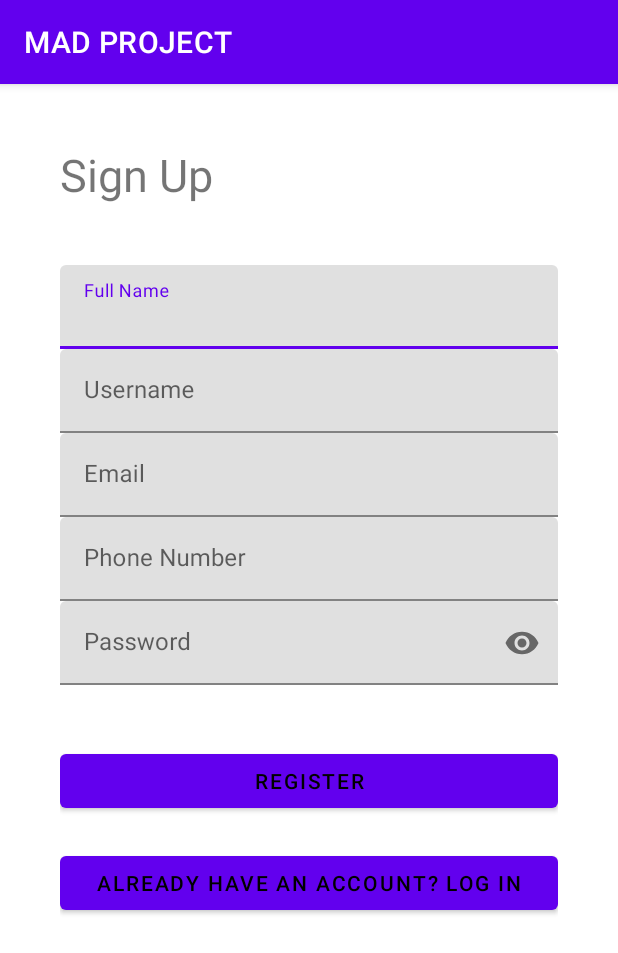
After one commit to mike-mwangi/MAD-Project, an Android app: the Sign_Up screen opened directly, with no data from a screen before it, on a phone screen of 412 x 824 dp. The commit adds this screen. Shown: the top 953 px of the screen. Run offline under Robolectric (Android 15) with nearby library versions, the phone set to English and light mode, and no system bars; our stand-ins replace Firebase (no records; nobody signed in at launch, a user with empty details on screens opened directly).

Commit message:
full register page

```diff
--- a/app/build.gradle
+++ b/app/build.gradle
@@ -1,5 +1,6 @@
 plugins {
     id 'com.android.application'
+    id 'com.google.gms.google-services'
 }
 
 android {
@@ -33,7 +34,10 @@ dependencies {
     implementation 'androidx.appcompat:appcompat:1.3.1'
     implementation 'com.google.android.material:material:1.4.0'
     implementation 'androidx.constraintlayout:constraintlayout:2.0.4'
+    implementation 'com.google.firebase:firebase-database:20.0.1'
+    implementation platform('com.google.firebase:firebase-bom:28.3.0')
     testImplementation 'junit:junit:4.+'
     androidTestImplementation 'androidx.test.ext:junit:1.1.3'
+    implementation 'com.google.android.material:material:1.4.0'
     androidTestImplementation 'androidx.test.espresso:espresso-core:3.4.0'
 }
--- a/app/src/main/AndroidManifest.xml
+++ b/app/src/main/AndroidManifest.xml
@@ -1,6 +1,8 @@
 <?xml version="1.0" encoding="utf-8"?>
 <manifest xmlns:android="http://schemas.android.com/apk/res/android"
     package="com.example.madproject">
+
+    <uses-permission android:name="android.permission.INTERNET"/>
 
     <application
         android:allowBackup="true"
@@ -9,6 +11,9 @@
         android:roundIcon="@mipmap/ic_launcher_round"
         android:supportsRtl="true"
         android:theme="@style/Theme.MADPROJECT">
+        <activity android:name=".Landing_Page"></activity>
+        <activity android:name=".Login" />
+        <activity android:name=".Sign_Up" />
         <activity android:name=".MainActivity">
             <intent-filter>
                 <action android:name="android.intent.action.MAIN" />
--- /dev/null
+++ b/app/src/main/java/com/example/madproject/Sign_Up.java
@@ -0,0 +1,94 @@
+package com.example.madproject;
+
+import androidx.appcompat.app.AppCompatActivity;
+
+import android.content.Intent;
+import android.os.Bundle;
+import android.util.Patterns;
+import android.view.View;
+import android.widget.Button;
+import android.widget.Toast;
+
+import com.google.android.material.textfield.TextInputLayout;
+import com.google.firebase.database.DatabaseReference;
+import com.google.firebase.database.FirebaseDatabase;
+
+public class Sign_Up extends AppCompatActivity {
+    TextInputLayout fName,Email,pno,passw,Uname;
+    Button register,toLogin;
+
+    FirebaseDatabase rootNode;
+    DatabaseReference reference;
+
+    @Override
+    protected void onCreate(Bundle savedInstanceState) {
+        super.onCreate(savedInstanceState);
+        setContentView(R.layout.activity_sign_up);
+
+        fName = findViewById(R.id.fName);
+        Uname = findViewById(R.id.uName);
+        Email = findViewById(R.id.email);
+        pno = findViewById(R.id.pno);
+        passw = findViewById(R.id.passw);
+        register = findViewById(R.id.reg);
+        toLogin =findViewById(R.id.toLogin);
+
+        register.setOnClickListener(new View.OnClickListener() {
+            @Override
+            public void onClick(View v) {
+                String name = fName.getEditText().getText().toString();
+                String username = Uname.getEditText().getText().toString();
+                String email = Email.getEditText().getText().toString();
+                String number = pno.getEditText().getText().toString();
+                String pass = passw.getEditText().getText().toString();
+
+                //Text Validation
+                if(name.length()==0){
+                    fName.setError("Field must not be empty");
+                }
+                if(username.length()==0){
+                    Uname.setError("Field must not be empty");
+                }
+                if(email.length()==0){
+                    Email.setError("Field must not be empty");
+                }
+                if (number.length()==0){
+                    pno.setError("Field must not be empty");
+                }
+                if (pass.length()==0){
+                    passw.setError("Field must not be empty");
+                }
+                if(!Patterns.EMAIL_ADDRESS.matcher(email).matches()){
+                    Email.setError("Invalid Email Address");
+                }
+                if (!Patterns.PHONE.matcher(number).matches()){
+                    pno.setError("Invalid phone number");
+                }else{
+                    rootNode = FirebaseDatabase.getInstance();
+                    reference = rootNode.getReference("users");
+
+
+                    UserHelper helper = new UserHelper(name,username,email,number,pass);
+
+                    reference.child(username).setValue(helper);
+
+                    Intent toLanding = new Intent( Sign_Up.this, Landing_Page.class);
+                    startActivity(toLanding);
+
+                    Toast.makeText(Sign_Up.this, "Registration Successful", Toast.LENGTH_SHORT).show();
+                }
+
+
+
+
+            }
+        });
+
+
+    }
+
+    public void toLogin(View view) {
+        Intent tologin = new Intent(this, Login.class);
+        startActivity(tologin);
+    }
+}
--- /dev/null
+++ b/app/src/main/res/layout/activity_sign_up.xml
@@ -0,0 +1,135 @@
+<?xml version="1.0" encoding="utf-8"?>
+<LinearLayout xmlns:android="http://schemas.android.com/apk/res/android"
+    xmlns:app="http://schemas.android.com/apk/res-auto"
+    xmlns:tools="http://schemas.android.com/tools"
+    android:layout_width="match_parent"
+    android:layout_height="match_parent"
+    tools:context=".Sign_Up"
+    android:orientation="vertical"
+    android:padding="40dp"
+    >
+
+    <TextView
+        android:layout_width="wrap_content"
+        android:layout_height="wrap_content"
+        android:text="@string/sign_up"
+        android:textSize="30sp" />
+
+    <LinearLayout
+        android:layout_width="match_parent"
+        android:layout_height="wrap_content"
+        android:orientation="vertical"
+        android:layout_marginTop="40dp"
+        android:layout_marginBottom="40dp"
+        >
+
+
+        <com.google.android.material.textfield.TextInputLayout
+            android:id="@+id/fName"
+            android:layout_width="match_parent"
+            android:layout_height="wrap_content"
+            android:hint="@string/full_name">
+
+
+            <com.google.android.material.textfield.TextInputEditText
+                android:layout_width="match_parent"
+                android:layout_height="wrap_content"
+                android:inputType="text"
+                android:textColor="@color/black"
+
+                />
+
+        </com.google.android.material.textfield.TextInputLayout>
+
+        <com.google.android.material.textfield.TextInputLayout
+            android:id="@+id/uName"
+            android:layout_width="match_parent"
+            android:layout_height="wrap_content"
+            android:hint="@string/username"
+            >
+
+
+            <com.google.android.material.textfield.TextInputEditText
+                android:layout_width="match_parent"
+                android:layout_height="wrap_content"
+                android:inputType="text"
+                android:textColor="@color/black"
+
+                />
+
+        </com.google.android.material.textfield.TextInputLayout>
+
+        <com.google.android.material.textfield.TextInputLayout
+            android:id="@+id/email"
+            android:layout_width="match_parent"
+            android:layout_height="wrap_content"
+            android:hint="@string/email">
+
+
+            <com.google.android.material.textfield.TextInputEditText
+                android:layout_width="match_parent"
+                android:layout_height="wrap_content"
+                android:inputType="textEmailAddress"
+                android:textColor="@color/black"
+
+                />
+
+        </com.google.android.material.textfield.TextInputLayout>
+
+        <com.google.android.material.textfield.TextInputLayout
+            android:id="@+id/pno"
+            android:layout_width="match_parent"
+            android:layout_height="wrap_content"
+            android:hint="@string/phone_number"
+            >
+            >
+
+            <com.google.android.material.textfield.TextInputEditText
+                android:layout_width="match_parent"
+                android:layout_height="wrap_content"
+                android:inputType="numberDecimal"
+                android:textColor="@color/black"
+
+                />
+
+        </com.google.android.material.textfield.TextInputLayout>
+
+        <com.google.android.material.textfield.TextInputLayout
+            android:id="@+id/passw"
+            android:layout_width="match_parent"
+            android:layout_height="wrap_content"
+            android:hint="@string/password"
+            app:passwordToggleEnabled="true"
+           >
+            >
+
+            <com.google.android.material.textfield.TextInputEditText
+                android:layout_width="match_parent"
+                android:layout_height="wrap_content"
+                android:inputType="textPassword"
+                android:textColor="@color/black"
+
+                />
+
+        </com.google.android.material.textfield.TextInputLayout>
+
+    </LinearLayout>
+
+    <Button
+        android:layout_width="match_parent"
+        android:layout_height="wrap_content"
+        android:id="@+id/reg"
+        android:text="@string/register"
+        android:layout_marginBottom="20dp"
+
+        />
+
+    <Button
+        android:id="@+id/toLogin"
+        android:layout_width="match_parent"
+        android:layout_height="wrap_content"
+        android:text="@string/already_have_an_account_log_in"
+        android:onClick="toLogin"/>
+
+
+</LinearLayout>
--- a/app/src/main/res/values/strings.xml
+++ b/app/src/main/res/values/strings.xml
@@ -1,3 +1,12 @@
 <resources>
     <string name="app_name">MAD PROJECT</string>
+    <string name="register1">Register</string>
+    <string name="sign_up">Sign Up</string>
+    <string name="full_name">Full Name</string>
+    <string name="username">Username</string>
+    <string name="email">Email</string>
+    <string name="phone_number">Phone Number</string>
+    <string name="password">Password</string>
+    <string name="register">Register</string>
+    <string name="already_have_an_account_log_in">Already have an account? Log In</string>
 </resources>
--- a/app/src/main/res/values/themes.xml
+++ b/app/src/main/res/values/themes.xml
@@ -4,7 +4,7 @@
         <!-- Primary brand color. -->
         <item name="colorPrimary">@color/purple_500</item>
         <item name="colorPrimaryVariant">@color/purple_700</item>
-        <item name="colorOnPrimary">@color/white</item>
+        <item name="colorOnPrimary">@color/black</item>
         <!-- Secondary brand color. -->
         <item name="colorSecondary">@color/teal_200</item>
         <item name="colorSecondaryVariant">@color/teal_700</item>
--- a/build.gradle
+++ b/build.gradle
@@ -6,6 +6,7 @@ buildscript {
     }
     dependencies {
         classpath "com.android.tools.build:gradle:4.2.1"
+        classpath 'com.google.gms:google-services:4.3.8'
 
         // NOTE: Do not place your application dependencies here; they belong
         // in the individual module build.gradle files
@@ -16,7 +17,7 @@ allprojects {
     repositories {
         google()
         mavenCentral()
-        jcenter() // Warning: this repository is going to shut down soon
+
     }
 }
 
```
Also changed, not shown: app/src/main/java/com/example/madproject/Landing_Page.java (added, +16 -0 lines), app/src/main/java/com/example/madproject/Login.java (added, +15 -0 lines), app/src/main/java/com/example/madproject/MainActivity.java (+12 -0 lines), app/src/main/java/com/example/madproject/UserHelper.java (added, +58 -0 lines), app/src/main/res/layout/activity_landing_page.xml (added, +9 -0 lines), app/src/main/res/layout/activity_login.xml (added, +9 -0 lines), app/src/main/res/layout/activity_main.xml (+27 -0 lines).
